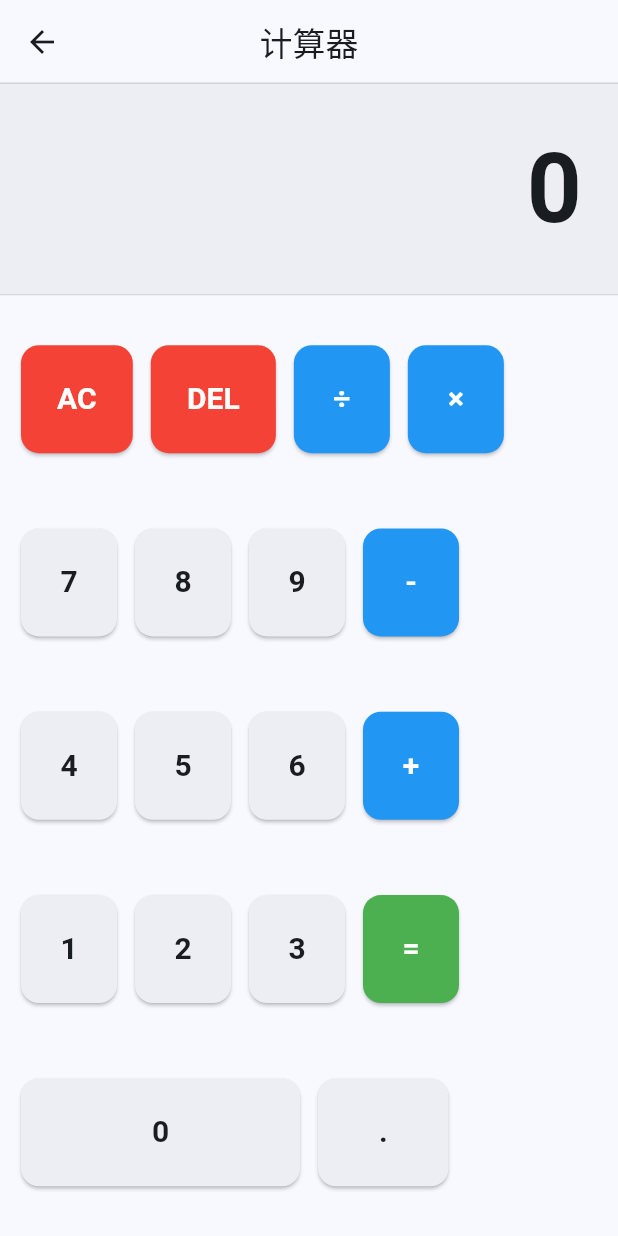
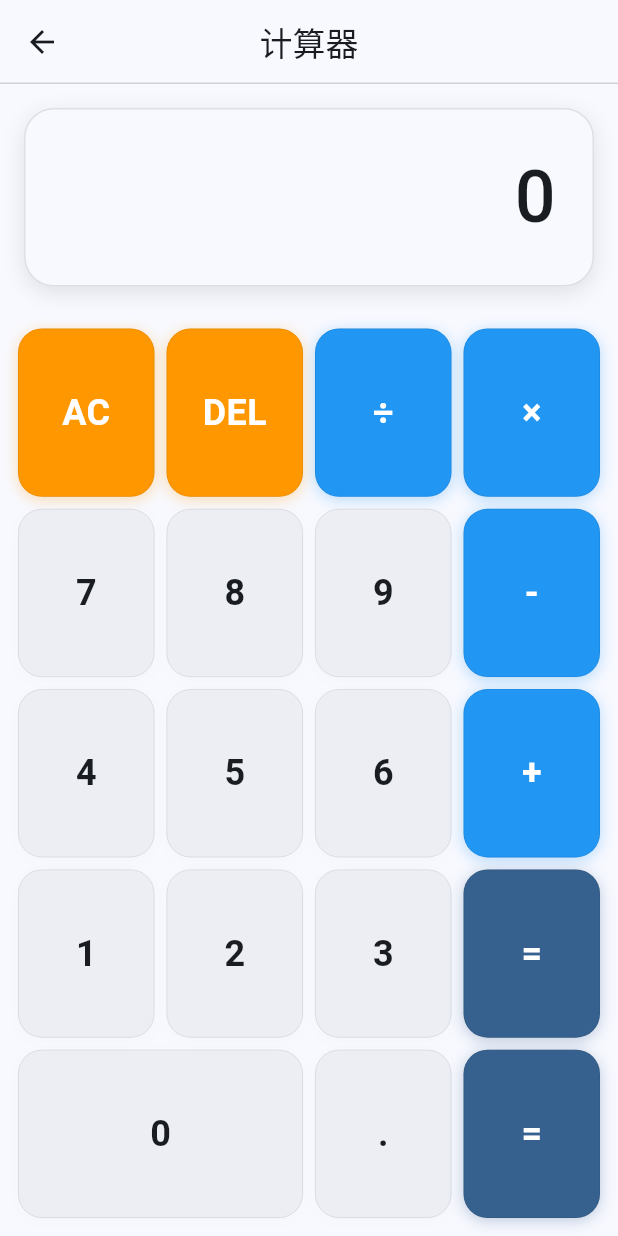
Before and after one commit to indredK/praxis, a Flutter app: the CalculatorPage screen opened by its route, on a phone screen of 412 x 824 dp. Run offline on Flutter 3.47's test engine with Material 3 defaults, Android fonts, the phone set to English and light mode, and no system bars; our stand-ins replace get_it, shared_preferences; accounts and stored records are empty; network calls fail.

Commit message:
refactor: enhance calculator UI components for improved aesthetics and functionality
- Updated the CalculatorDisplay widget to simplify padding and margin, and improved the background color and border styling for a modern look.
- Refactored the CalculatorKeypad widget to introduce button type differentiation (function, operator, equal) for better visual feedback and interaction.
- Enhanced button styling with rounded corners and shadows, improving the overall user experience and visual appeal.
- Adjusted font sizes and weights for better readability and consistency across the calculator interface.

```diff
--- a/packages/flutter/flutter_application_1/lib/presentation/widgets/calculator_display.dart
+++ b/packages/flutter/flutter_application_1/lib/presentation/widgets/calculator_display.dart
@@ -1,5 +1,4 @@
 import 'package:flutter/material.dart';
-import '../../core/constants/app_constants.dart';
 
 /// 计算器显示屏组件
 class CalculatorDisplay extends StatelessWidget {
@@ -10,21 +9,25 @@ class CalculatorDisplay extends StatelessWidget {
   @override
   Widget build(BuildContext context) {
     final theme = Theme.of(context);
-    final isDark = theme.brightness == Brightness.dark;
 
     return Container(
       width: double.infinity,
-      padding: const EdgeInsets.all(AppConstants.largePadding),
+      padding: const EdgeInsets.all(24),
+      margin: const EdgeInsets.all(16),
       decoration: BoxDecoration(
-        color: isDark
-            ? theme.colorScheme.surfaceContainerHighest
-            : theme.colorScheme.surfaceContainer,
-        border: Border(
-          bottom: BorderSide(
-            color: theme.colorScheme.outline.withValues(alpha: 0.2),
-            width: 1,
+        color: theme.colorScheme.surface,
+        borderRadius: BorderRadius.circular(20),
+        border: Border.all(
+          color: theme.colorScheme.outline.withValues(alpha: 0.2),
+          width: 1,
+        ),
+        boxShadow: [
+          BoxShadow(
+            color: theme.colorScheme.shadow.withValues(alpha: 0.1),
+            blurRadius: 12,
+            offset: const Offset(0, 4),
           ),
-        ),
+        ],
       ),
       child: FittedBox(
         alignment: Alignment.bottomRight,
@@ -33,9 +36,10 @@ class CalculatorDisplay extends StatelessWidget {
           display,
           maxLines: 1,
           style: TextStyle(
-            fontSize: 64,
-            fontWeight: FontWeight.w600,
+            fontSize: 48,
+            fontWeight: FontWeight.w500,
             color: theme.colorScheme.onSurface,
+            letterSpacing: 1.2,
           ),
         ),
       ),
--- a/packages/flutter/flutter_application_1/lib/presentation/widgets/calculator_keypad.dart
+++ b/packages/flutter/flutter_application_1/lib/presentation/widgets/calculator_keypad.dart
@@ -35,10 +35,22 @@ class CalculatorKeypad extends StatelessWidget {
           Expanded(
             child: Row(
               children: [
-                _buildButton('AC', onClear, isDark, theme),
-                _buildButton('DEL', onDelete, isDark, theme),
-                _buildButton('÷', () => onOperator('÷'), isDark, theme),
-                _buildButton('×', () => onOperator('×'), isDark, theme),
+                _buildButton('AC', onClear, isDark, theme, isFunction: true),
+                _buildButton('DEL', onDelete, isDark, theme, isFunction: true),
+                _buildButton(
+                  '÷',
+                  () => onOperator('÷'),
+                  isDark,
+                  theme,
+                  isOperator: true,
+                ),
+                _buildButton(
+                  '×',
+                  () => onOperator('×'),
+                  isDark,
+                  theme,
+                  isOperator: true,
+                ),
               ],
             ),
           ),
@@ -50,7 +62,13 @@ class CalculatorKeypad extends StatelessWidget {
                 _buildButton('7', () => onDigit('7'), isDark, theme),
                 _buildButton('8', () => onDigit('8'), isDark, theme),
                 _buildButton('9', () => onDigit('9'), isDark, theme),
-                _buildButton('-', () => onOperator('-'), isDark, theme),
+                _buildButton(
+                  '-',
+                  () => onOperator('-'),
+                  isDark,
+                  theme,
+                  isOperator: true,
+                ),
               ],
             ),
           ),
@@ -62,7 +80,13 @@ class CalculatorKeypad extends StatelessWidget {
                 _buildButton('4', () => onDigit('4'), isDark, theme),
                 _buildButton('5', () => onDigit('5'), isDark, theme),
                 _buildButton('6', () => onDigit('6'), isDark, theme),
-                _buildButton('+', () => onOperator('+'), isDark, theme),
+                _buildButton(
+                  '+',
+                  () => onOperator('+'),
+                  isDark,
+                  theme,
+                  isOperator: true,
+                ),
               ],
             ),
           ),
@@ -74,12 +98,12 @@ class CalculatorKeypad extends StatelessWidget {
                 _buildButton('1', () => onDigit('1'), isDark, theme),
                 _buildButton('2', () => onDigit('2'), isDark, theme),
                 _buildButton('3', () => onDigit('3'), isDark, theme),
-                _buildButton('=', onEqual, isDark, theme),
+                _buildButton('=', onEqual, isDark, theme, isEqual: true),
               ],
             ),
           ),
 
-          // 第五行：0, .
+          // 第五行：0, ., =
           Expanded(
             child: Row(
               children: [
@@ -87,10 +111,8 @@ class CalculatorKeypad extends StatelessWidget {
                   flex: 2,
                   child: _buildButton('0', () => onDigit('0'), isDark, theme),
                 ),
-                Expanded(
-                  child: _buildButton('.', () => onDigit('.'), isDark, theme),
-                ),
-                const Expanded(child: SizedBox.shrink()),
+                _buildButton('.', () => onDigit('.'), isDark, theme),
+                _buildButton('=', onEqual, isDark, theme, isEqual: true),
               ],
             ),
           ),
@@ -104,19 +126,25 @@ class CalculatorKeypad extends StatelessWidget {
     String text,
     VoidCallback onTap,
     bool isDark,
-    ThemeData theme,
-  ) {
+    ThemeData theme, {
+    bool isFunction = false,
+    bool isOperator = false,
+    bool isEqual = false,
+  }) {
     // 根据按钮类型和主题选择合适的颜色
     Color buttonColor;
     Color textColor;
 
-    if (text == 'AC' || text == 'DEL') {
-      buttonColor = isDark ? Colors.red.shade700 : Colors.red.shade500;
+    if (isFunction) {
+      // 功能按钮 (AC, DEL) - 橙色
+      buttonColor = isDark ? Colors.orange.shade700 : Colors.orange.shade500;
       textColor = Colors.white;
-    } else if (text == '=') {
-      buttonColor = isDark ? Colors.green.shade700 : Colors.green.shade500;
+    } else if (isEqual) {
+      // 等号按钮 - 主题色
+      buttonColor = theme.primaryColor;
       textColor = Colors.white;
-    } else if (['+', '-', '×', '÷'].contains(text)) {
+    } else if (isOperator) {
+      // 运算符按钮 - 蓝色
       buttonColor = isDark ? Colors.blue.shade700 : Colors.blue.shade500;
       textColor = Colors.white;
     } else {
@@ -127,25 +155,43 @@ class CalculatorKeypad extends StatelessWidget {
       textColor = theme.colorScheme.onSurface;
     }
 
-    return Container(
-      height: 72,
-      margin: const EdgeInsets.all(6.0),
-      child: ElevatedButton(
-        onPressed: onTap,
-        style: ElevatedButton.styleFrom(
-          backgroundColor: buttonColor,
-          foregroundColor: textColor,
-          shape: RoundedRectangleBorder(
-            borderRadius: BorderRadius.circular(AppConstants.borderRadius),
+    return Expanded(
+      child: Container(
+        margin: const EdgeInsets.all(4.0),
+        child: Material(
+          color: Colors.transparent,
+          child: InkWell(
+            onTap: onTap,
+            borderRadius: BorderRadius.circular(16),
+            child: Container(
+              decoration: BoxDecoration(
+                color: buttonColor,
+                borderRadius: BorderRadius.circular(16),
+                border: Border.all(
+                  color: isDark
+                      ? Colors.white.withValues(alpha: 0.1)
+                      : Colors.black.withValues(alpha: 0.1),
+                  width: 0.5,
                 ),
-          elevation: isDark ? 2 : 1,
+                boxShadow: [
+                  BoxShadow(
+                    color: buttonColor.withValues(alpha: 0.3),
+                    blurRadius: 8,
+                    offset: const Offset(0, 2),
                   ),
+                ],
+              ),
+              child: Center(
                 child: Text(
                   text,
                   style: TextStyle(
-            fontSize: 20,
+                    fontSize: 24,
                     fontWeight: FontWeight.w600,
                     color: textColor,
+                  ),
+                ),
+              ),
+            ),
           ),
         ),
       ),
```
Lines whose indentation alone changed are shown as unchanged.
